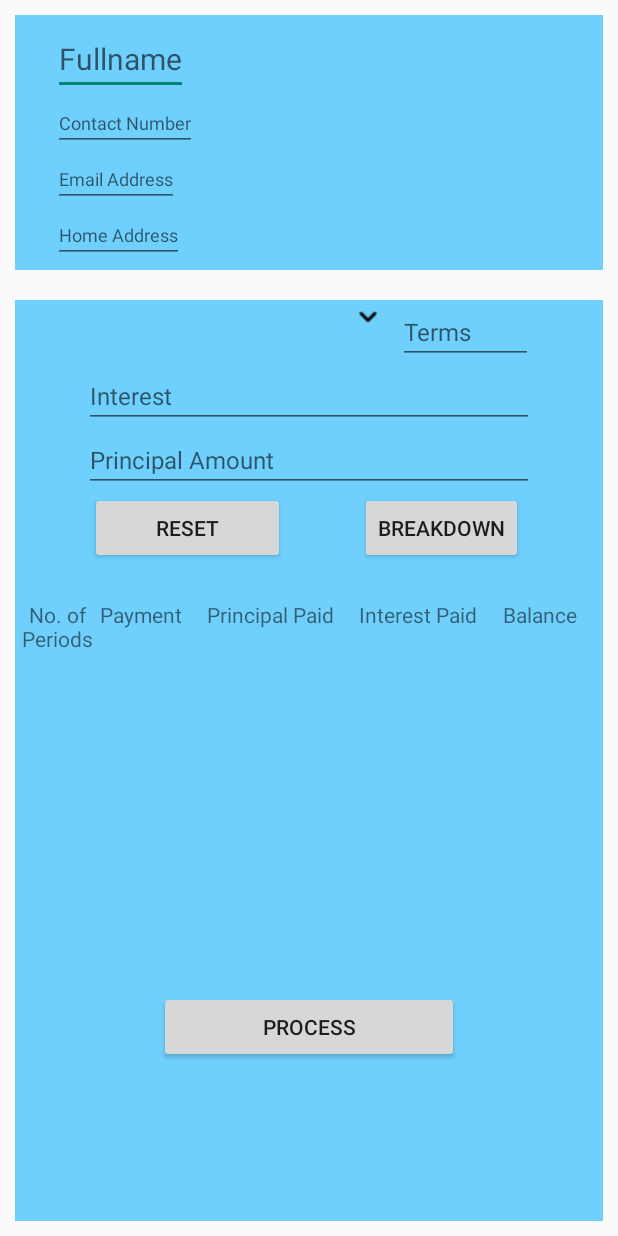
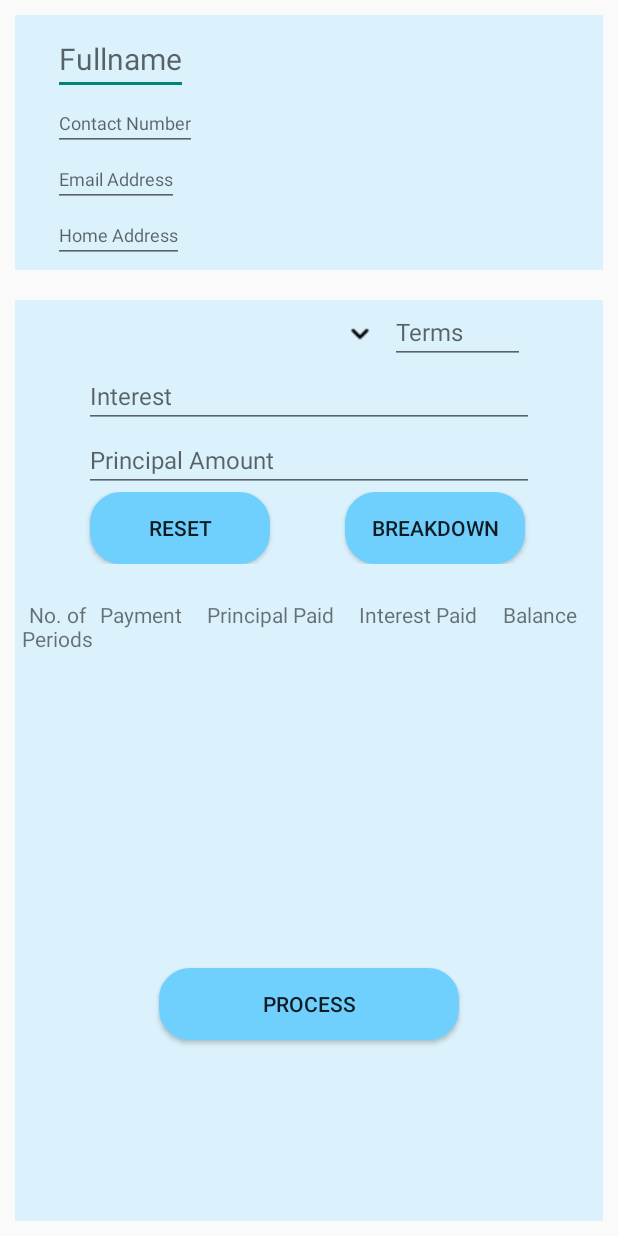
Before and after one commit to gianxenon/idontunderstand, an Android app: the layout fragment_frag__cred_loan_trans_procs.xml on its own in the app's theme, with its tools: preview values and no code run, on a phone screen of 412 x 824 dp. Run offline under Robolectric (Android 15) with nearby library versions, the phone set to English and light mode, and no system bars; network calls fail.

Commit message:
proceed to  main process (frag_cred_loan_trans_procs.xml)

```diff
--- a/lmtapp/app/src/main/res/layout/fragment_frag__cred_loan_trans_procs.xml
+++ b/lmtapp/app/src/main/res/layout/fragment_frag__cred_loan_trans_procs.xml
@@ -11,7 +11,7 @@
             android:layout_width="match_parent"
             android:layout_height="170dp"
             android:layout_margin="10dp"
-            android:background="#6fd0fe">
+            android:background="#dbf2fd">
 
             <EditText
                 android:id="@+id/deb_fn"
@@ -82,14 +82,14 @@
     android:layout_height="match_parent"
     android:layout_below="@id/user_info"
     android:layout_margin="10dp"
-    android:background="#6fd0fe">
+    android:background="#dbf2fd">
 
         <LinearLayout
             android:id="@+id/lay1s"
             android:layout_width="match_parent"
             android:layout_height="200dp"
             android:orientation="vertical"
-            android:background="#6fd0fe"
+            android:background="#dbf2fd"
             >
 
 <LinearLayout
@@ -102,10 +102,11 @@
         android:layout_width="200dp"
         android:layout_height="wrap_content"
         android:background="@drawable/spinnerbg"
-        android:layout_marginLeft="45dp"
-        android:layout_marginStart="45dp"
+        android:layout_marginLeft="40dp"
+        android:layout_marginStart="40dp"
         android:layout_marginRight="10dp"
         android:layout_marginEnd="10dp"
+        android:layout_gravity="center_vertical"
          />
 
 
@@ -149,19 +150,21 @@
 
         <Button
             android:id="@+id/btn_reset"
-            android:layout_width="130dp"
+            android:layout_width="120dp"
             android:layout_height="wrap_content"
             android:text="@string/btn_reset"
             android:layout_marginLeft="50dp"
             android:layout_marginStart="50dp"
+            android:background="@drawable/btn_corners"
             tools:ignore="ButtonStyle" />
             <Button
                 android:id="@+id/btn_process"
-                android:layout_width="wrap_content"
+                android:layout_width="120dp"
                 android:layout_height="wrap_content"
                 android:text="@string/btn_process"
                 android:layout_marginLeft="50dp"
                 android:layout_marginStart="50dp"
+                android:background="@drawable/btn_corners"
                 tools:ignore="ButtonStyle" />
 
 
@@ -221,14 +224,16 @@
         <ListView
             android:id="@+id/list_tableView"
             android:layout_width="match_parent"
-            android:layout_height="225dp" />
+            android:layout_height="200dp" />
 
         <Button
             android:id="@+id/btn_saveProcess"
             android:layout_width="200dp"
             android:layout_height="wrap_content"
             android:layout_marginBottom="10dp"
+            android:layout_marginTop="10dp"
             android:layout_gravity="center_horizontal"
+            android:background="@drawable/btn_corners"
             android:text="@string/btn_saveProcess" />
     </LinearLayout>
 
```
